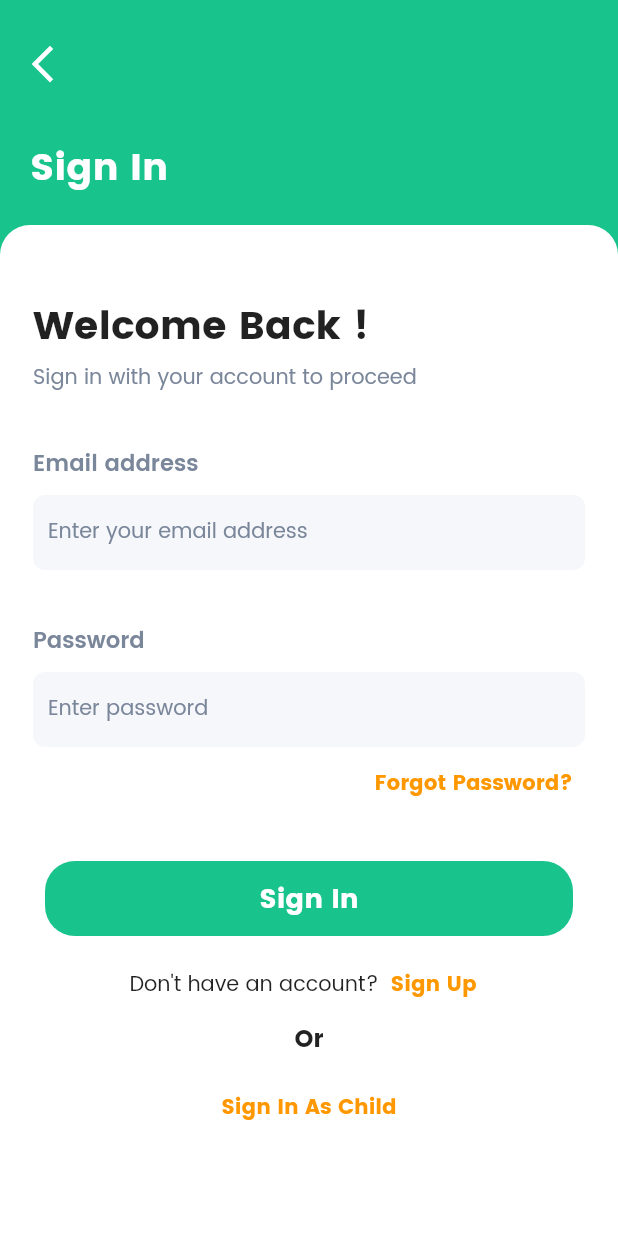
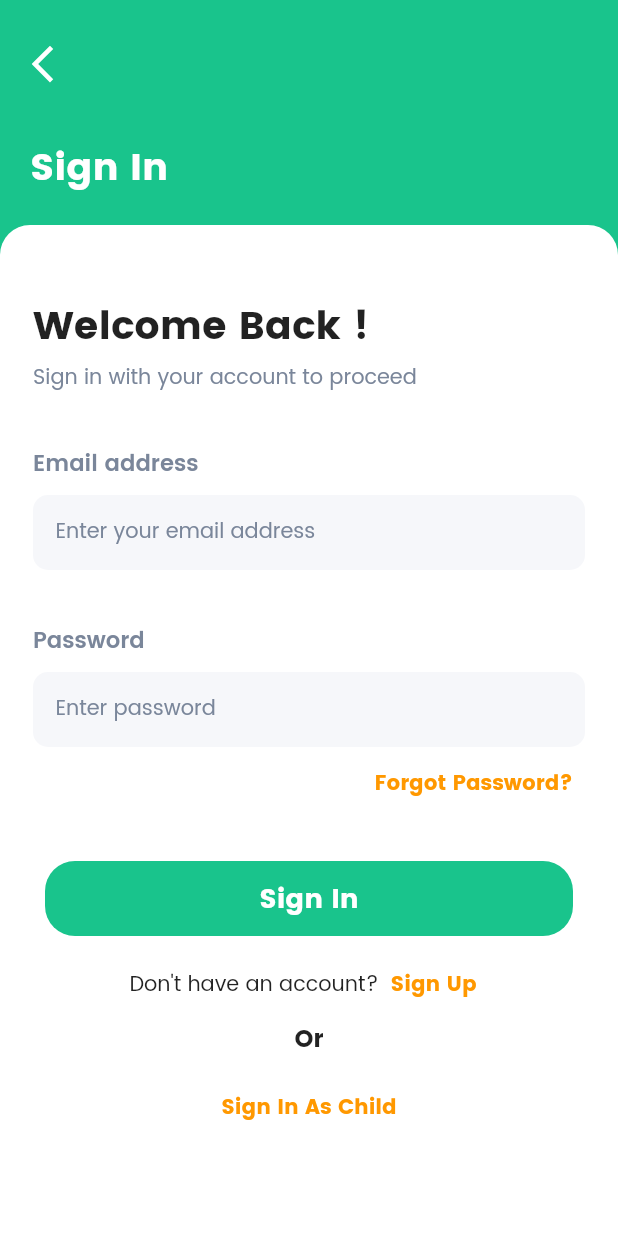
Before and after one commit to EdungDivinefavour/Grounded-V2.0, a Flutter app: the screen it shows after launch, after a tap on an icon or button, on a phone screen of 412 x 824 dp. Run offline on Flutter 3.47's test engine with Material 2 defaults, Android fonts, the phone set to English and light mode, and no system bars; our stand-ins replace adaptive_dialog, audioplayers, carousel_slider, charts_flutter, cloud_firestore, dots_indicator and 11 more; missing offline and left inert: cloud_firestore_web, dart_date, firebase_auth_web, firebase_core_web, firebase_database_web, firebase_messaging_web and 4 more; accounts and stored records are empty; project files that could hold a hidden picture were left out.

Commit message:
Completed badges child screen

```diff
--- a/lib/components/custom_scaffold.dart
+++ b/lib/components/custom_scaffold.dart
@@ -78,11 +78,12 @@ class _CustomScaffoldState extends State<CustomScaffold> {
           child: SVGIcon(
               icon: AppIcons.centerRightBubble, color: ThemeColors.primary));
     } else if (widget.bubblePosition == BackgroundBubblePosition.topRight) {
-      return Positioned(
-          top: 0,
-          right: 0,
-          child: SVGIcon(
-              icon: AppIcons.topRightBubble, color: ThemeColors.primary));
+      return emptyWidget;
+      // return Positioned(
+      //     top: 0,
+      //     right: 0,
+      //     child: SVGIcon(
+      //         icon: AppIcons.topRightBubble, color: ThemeColors.primary));
     }
 
     return emptyWidget;
--- a/lib/components/input_field.dart
+++ b/lib/components/input_field.dart
@@ -57,7 +57,7 @@ class _InputFieldState extends State<InputField> {
             Container(
               height: 50,
               decoration: BoxDecoration(
-                borderRadius: BorderRadius.circular(8.0),
+                borderRadius: BorderRadius.circular(10.0),
                 color: ThemeColors.lightBackground,
               ),
               child: InkWell(
@@ -77,7 +77,7 @@ class _InputFieldState extends State<InputField> {
                       ),
                       decoration: InputDecoration(
                         contentPadding: EdgeInsets.only(
-                            left: widget.leftIcon == null ? 10 : 50),
+                            left: widget.leftIcon == null ? 15 : 50),
                         border: InputBorder.none,
                         focusedBorder: InputBorder.none,
                         enabledBorder: InputBorder.none,
--- a/lib/components/png_icon.dart
+++ b/lib/components/png_icon.dart
@@ -8,21 +8,28 @@ class PNGIcon extends StatelessWidget {
   final double? size;
   final Color? color;
   final PNGSource? pngSource;
+  final double? radius;
 
   const PNGIcon({
     required this.icon,
     this.pngSource = PNGSource.icons,
     this.size,
     this.color,
+    this.radius,
   });
 
   @override
   Widget build(BuildContext context) {
-    return Image.asset(
-      '${pngSource == PNGSource.icons ? iconPath : imagePath}$icon',
-      height: size,
-      width: size,
-      color: color,
+    return ClipRRect(
+      borderRadius: BorderRadius.all(
+        Radius.circular(radius == null ? 0 : radius!),
+      ),
+      child: Image.asset(
+        '${pngSource == PNGSource.icons ? iconPath : imagePath}$icon',
+        height: size,
+        width: size,
+        color: color,
+      ),
     );
   }
 }
--- a/lib/screens/child/home_child.dart
+++ b/lib/screens/child/home_child.dart
@@ -46,7 +46,8 @@ class _HomeChildState extends State<HomeChild> {
             ScreenTitle(
               title: "Hey " + shortenToFirstOnly(widget.child.name),
               subTitle: "Ready to make your parents proud today?",
-                  isWhiteBackround: true),
+              isWhiteBackround: true,
+            ),
             SizedBox(height: 40),
             Align(
               alignment: Alignment.centerLeft,
@@ -57,7 +58,8 @@ class _HomeChildState extends State<HomeChild> {
             ),
             SizedBox(height: 20),
             _buildTasksList(),
-            ])),
+          ]),
+        ),
       ),
     );
   }
--- a/lib/screens/parent/add_child.dart
+++ b/lib/screens/parent/add_child.dart
@@ -161,8 +161,6 @@ class _AddChildState extends State<AddChild> {
       grade: _sliderValue.toInt(),
     );
 
-    // This signs in the parent again  because firebase auth by default signs in a new user upon creation
-    // TODO: Make firebase functions to create user instead
     await _authService.loginUser(
         email: widget.parent.email,
         password: widget.parent.password,
--- a/lib/screens/splash.dart
+++ b/lib/screens/splash.dart
@@ -36,7 +36,11 @@ class _SplashState extends State<Splash> {
           child: Column(
             mainAxisAlignment: MainAxisAlignment.center,
             children: [
-              PNGIcon(size: 100, icon: AppIcons.logoPNG),
+              PNGIcon(
+                size: 100,
+                icon: AppIcons.logoPNG,
+                radius: 20,
+              ),
               SizedBox(height: 20),
               Text(
                 'Grounded',
```
Also changed, not shown: lib/components/achieved_badge.dart (+9 -6 lines), lib/components/achievements_list.dart (added, +61 -0 lines), lib/screens/child/badges_child.dart (+39 -83 lines), lib/screens/parent/badges_parent.dart (+6 -52 lines), assets/icons/logo.png. Lines whose indentation alone changed are shown as unchanged.
